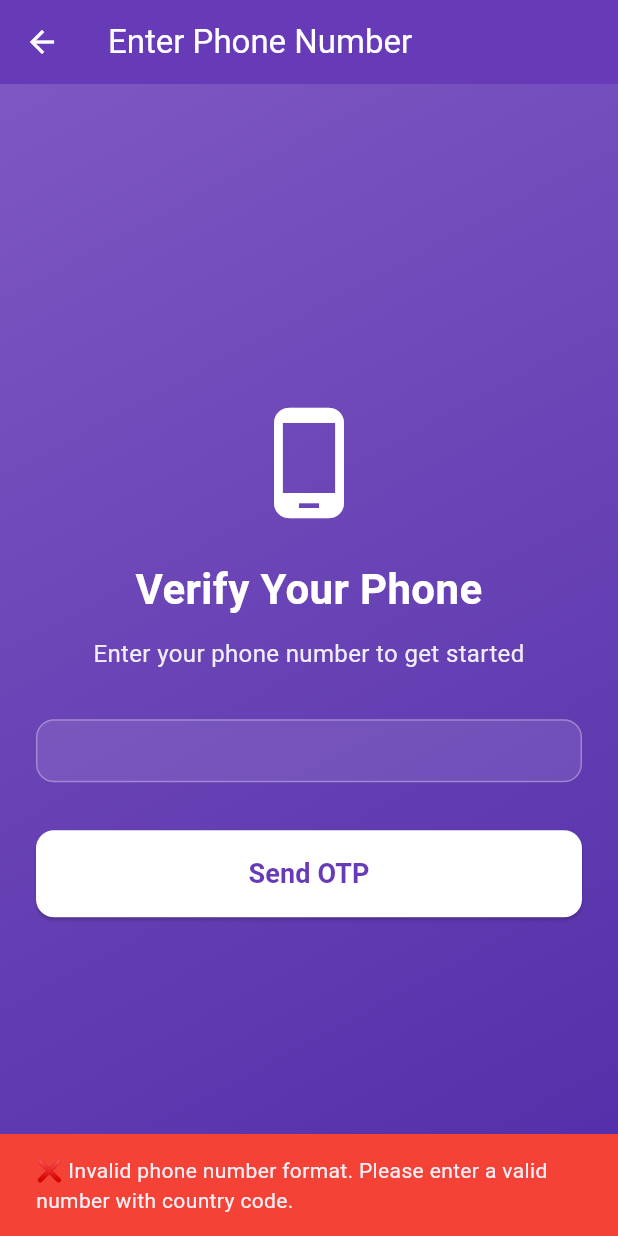
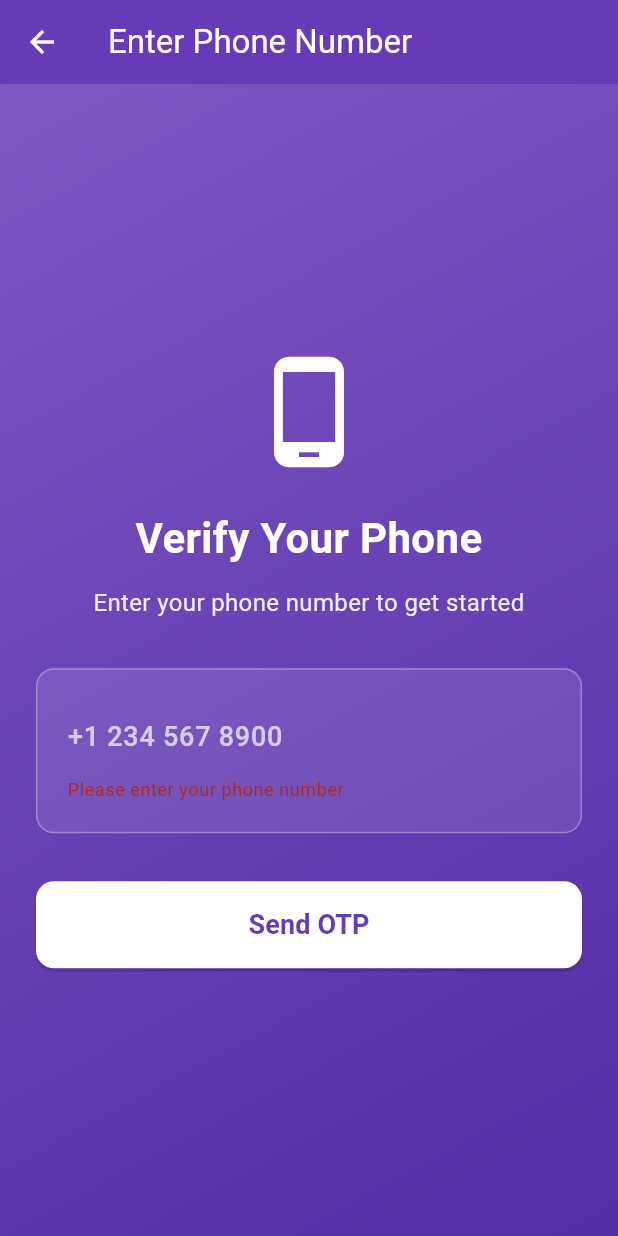
Before and after one commit to mitchell1972/examCoachApp, a Flutter app: the PhoneInputScreen screen opened directly, after a tap on "Send OTP", on a phone screen of 412 x 824 dp. Run offline on Flutter 3.47's test engine with Material 3 defaults, Android fonts, the phone set to English and light mode, and no system bars; our stand-ins replace connectivity_plus, flutter_secure_storage, logger; accounts and stored records are empty.

Commit message:
🔧 Fix phone number validation - Accept international numbers
Fixed Issues:
- ❌ Regex bug: [^\\d+] → [^\d+] (extra backslash)
- ❌ Frontend validation too restrictive
- ✅ Now accepts UK numbers like +447940361848
- ✅ Validates 11-15 digit range properly

Phone input field now works correctly! 📱

```diff
--- a/lib/screens/phone_input_screen.dart
+++ b/lib/screens/phone_input_screen.dart
@@ -196,6 +196,38 @@ class _PhoneInputScreenState extends State<PhoneInputScreen> {
                         width: 1,
                       ),
                     ),
+                    child: TextFormField(
+                      controller: _phoneController,
+                      keyboardType: TextInputType.phone,
+                      style: const TextStyle(
+                        color: Colors.white,
+                        fontSize: 18,
+                        fontWeight: FontWeight.w500,
+                      ),
+                      decoration: const InputDecoration(
+                        hintText: '+1 234 567 8900',
+                        hintStyle: TextStyle(
+                          color: Colors.white70,
+                          fontSize: 18,
+                        ),
+                        border: InputBorder.none,
+                        contentPadding: EdgeInsets.zero,
+                      ),
+                      validator: (value) {
+                        if (value == null || value.isEmpty) {
+                          return 'Please enter your phone number';
+                        }
+                        if (!value.startsWith('+')) {
+                          return 'Please include country code (e.g., +44)';
+                        }
+                        // Remove all non-digit chars except + for length check
+                        final cleaned = value.replaceAll(RegExp(r'[^\d+]'), '');
+                        if (cleaned.length < 11 || cleaned.length > 15) {
+                          return 'Please enter a valid phone number (10-14 digits)';
+                        }
+                        return null;
+                      },
+                    ),
                   ),
                   const SizedBox(height: 32),
 
--- a/lib/services/firebase_auth_service.dart
+++ b/lib/services/firebase_auth_service.dart
@@ -168,7 +168,7 @@ class DemoAuthService {
   /// Basic phone number validation
   bool _isValidPhoneNumber(String phoneNumber) {
     // Remove all non-digit characters except +
-    final cleaned = phoneNumber.replaceAll(RegExp(r'[^\\d+]'), '');
+    final cleaned = phoneNumber.replaceAll(RegExp(r'[^\d+]'), '');
 
     // Check if it starts with + and has at least 10 digits
     return cleaned.startsWith('+') && cleaned.length >= 11 && cleaned.length <= 15;
```
